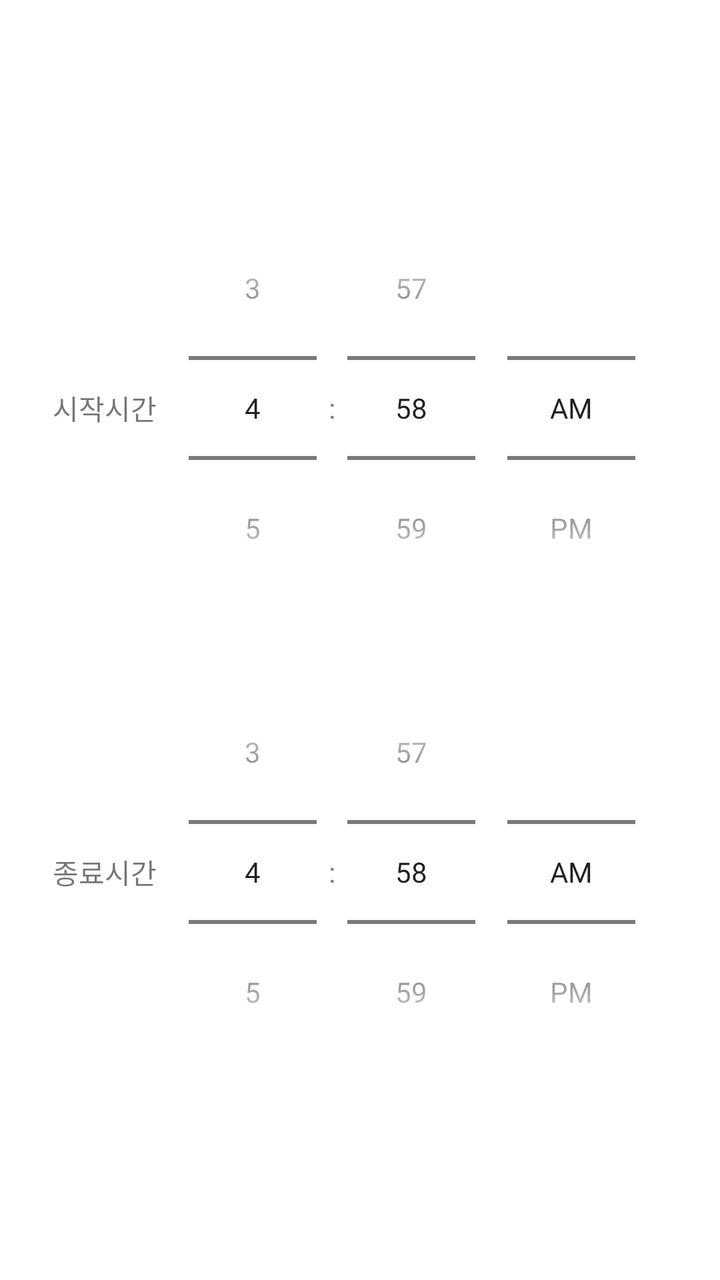
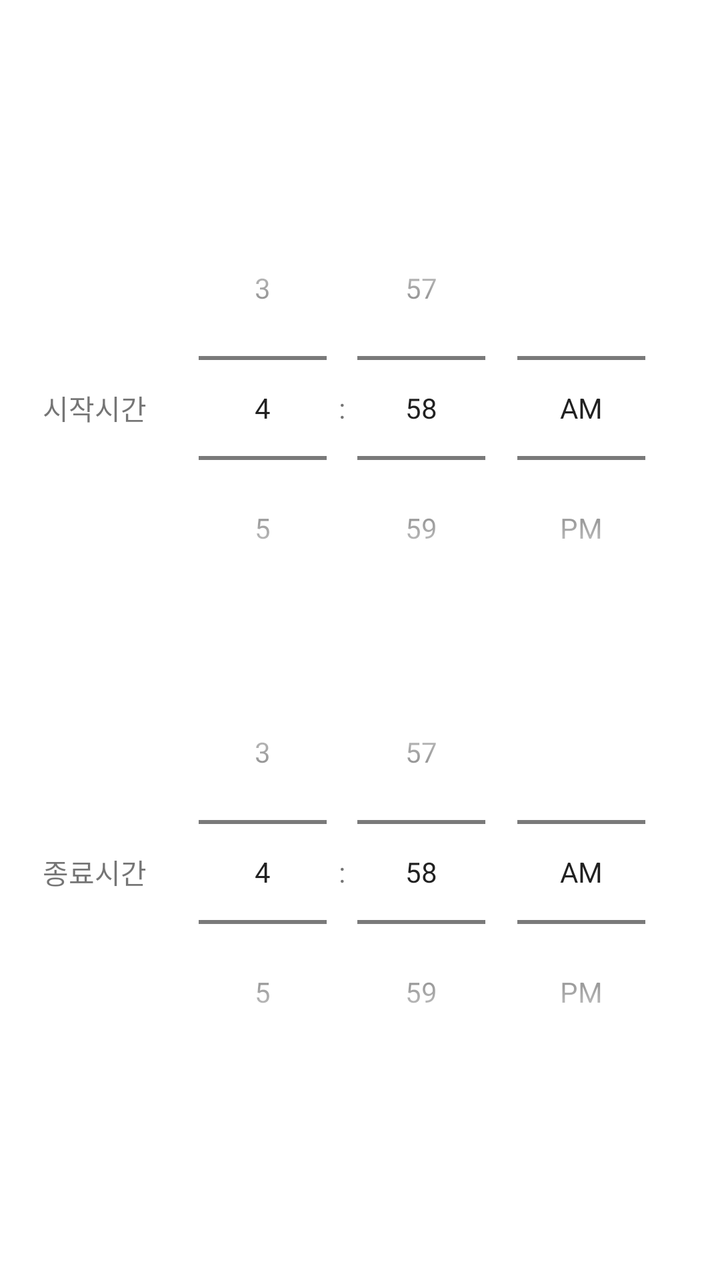

Two renders of the same Android screen: before a commit and after it. Below are the layout's source before the change and the commit's diff.
<!-- AndroidManifest.xml: application theme Theme.Smart_house_01.NoActionBar -->
<!-- res/layout/dialog_appoint_update.xml -->
<?xml version="1.0" encoding="utf-8"?>
<LinearLayout xmlns:android="http://schemas.android.com/apk/res/android"
    android:layout_width="match_parent"
    android:layout_height="match_parent"
    android:orientation="vertical"
    android:gravity="center">


    <LinearLayout
        android:layout_width="wrap_content"
        android:layout_height="wrap_content"
        android:orientation="horizontal">

        <TextView
            android:layout_width="wrap_content"
            android:layout_height="wrap_content"
            android:layout_weight="1"
            android:layout_gravity="center"
            android:text="시작시간" />

        <TimePicker
            android:id="@+id/tp_dialog_appoint_start_time"
            android:layout_width="wrap_content"
            android:layout_height="wrap_content"
            android:layout_weight="1"
            android:timePickerMode="spinner"
            />
    </LinearLayout>
    <View
        android:layout_width="wrap_content"
        android:layout_height="20dp"

        />
    <LinearLayout
        android:layout_width="wrap_content"
        android:layout_height="wrap_content"
        android:orientation="horizontal">

        <TextView
            android:layout_width="wrap_content"
            android:layout_height="wrap_content"
            android:layout_weight="1"
            android:layout_gravity="center"
            android:text="종료시간" />

        <TimePicker
            android:id="@+id/tp_dialog_appoint_stop_time"
            android:layout_width="wrap_content"
            android:layout_height="wrap_content"
            android:layout_weight="1"
            android:timePickerMode="spinner"
             />
    </LinearLayout>

</LinearLayout>
<!-- resources referenced by this layout -->
<resources>
  <style name="Theme.Smart_house_01.NoActionBar" parent="Theme.Smart_house_01">
  
          <item name="android:windowActivityTransitions">true</item>
          <item name="android:windowIsTranslucent">true</item>
      </style>
  <style name="Theme.Smart_house_01" parent="Theme.MaterialComponents.DayNight.DarkActionBar">
          
          <item name="colorPrimary">@color/purple_500</item>
          <item name="colorPrimaryVariant">@color/purple_700</item>
          <item name="colorOnPrimary">@color/white</item>
          
          <item name="colorSecondary">@color/teal_200</item>
          <item name="colorSecondaryVariant">@color/teal_700</item>
          <item name="colorOnSecondary">@color/black</item>
          
          <item name="android:statusBarColor">?attr/colorPrimary</item>
          
  
  
      </style>
  <color name="purple_500">#FF6200EE</color>
  <color name="purple_700">#FF3700B3</color>
  <color name="white">#FFFFFFFF</color>
  <color name="teal_200">#FF03DAC5</color>
  <color name="teal_700">#FF018786</color>
  <color name="black">#FF000000</color>
</resources>

<!-- the commit's change to res/layout/dialog_appoint_update.xml (unified diff, before → after) -->
@@ -6,50 +6,52 @@
     android:gravity="center">
 
 
-    <LinearLayout
+    <androidx.appcompat.widget.LinearLayoutCompat
         android:layout_width="wrap_content"
         android:layout_height="wrap_content"
         android:orientation="horizontal">
-
         <TextView
+            android:text="시작시간"
+            android:textAlignment="center"
+            android:layout_gravity="center"
             android:layout_width="wrap_content"
-            android:layout_height="wrap_content"
-            android:layout_weight="1"
-            android:layout_gravity="center"
-            android:text="시작시간" />
-
+            android:layout_height="wrap_content"/>
+        <View
+            android:layout_width="10sp"
+            android:layout_height="0sp"/>
         <TimePicker
             android:id="@+id/tp_dialog_appoint_start_time"
             android:layout_width="wrap_content"
             android:layout_height="wrap_content"
-            android:layout_weight="1"
             android:timePickerMode="spinner"
             />
-    </LinearLayout>
+
+    </androidx.appcompat.widget.LinearLayoutCompat>
     <View
         android:layout_width="wrap_content"
-        android:layout_height="20dp"
+        android:layout_height="20sp"/>
 
-        />
-    <LinearLayout
+    <androidx.appcompat.widget.LinearLayoutCompat
         android:layout_width="wrap_content"
         android:layout_height="wrap_content"
         android:orientation="horizontal">
-
         <TextView
+            android:text="종료시간"
+            android:textAlignment="center"
+            android:layout_gravity="center"
             android:layout_width="wrap_content"
-            android:layout_height="wrap_content"
-            android:layout_weight="1"
-            android:layout_gravity="center"
-            android:text="종료시간" />
-
+            android:layout_height="wrap_content"/>
+        <View
+            android:layout_width="10sp"
+            android:layout_height="0sp"/>
         <TimePicker
             android:id="@+id/tp_dialog_appoint_stop_time"
             android:layout_width="wrap_content"
             android:layout_height="wrap_content"
-            android:layout_weight="1"
             android:timePickerMode="spinner"
-             />
-    </LinearLayout>
+            />
+
+    </androidx.appcompat.widget.LinearLayoutCompat>
+
 
 </LinearLayout>
<!-- resource entries referenced after the edit -->
@@ -19,6 +19,7 @@
           
   
   
+  
       </style>
   <color name="purple_500">#FF6200EE</color>
   <color name="purple_700">#FF3700B3</color>
